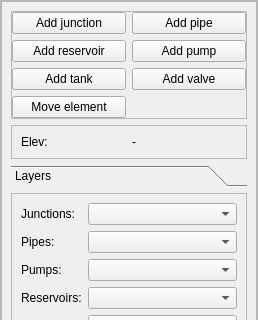
Before: the Qt Designer form qepanet_dockwidget.ui in aecforge/QEPANET, drawn with Qt 5; both pictures show x 0 to 258 and y 0 to 320 of the 258 by 684 pixel window.
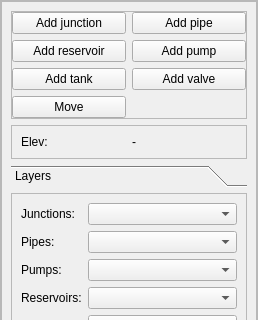
After: the same form once the commit is applied.

Commit message: - Move node tool: added support for vertices - Move node tool: renamed to move tool - Fixed some bugs in pumps/valves creation

Patch:
```diff
--- a/qepanet_dockwidget.ui
+++ b/qepanet_dockwidget.ui
@@ -103,7 +103,7 @@
               <item row="4" column="0">
                <widget class="QPushButton" name="btn_move_element">
                 <property name="text">
-                 <string>Move element</string>
+                 <string>Move</string>
                 </property>
                </widget>
               </item>
```
The commit also changes 8 other files.
